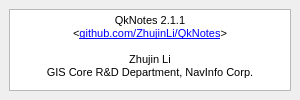
ZhujinLi/SomeNotes, file about.ui: the form before one commit.
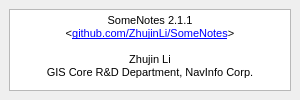
The form after the commit.

Commit message: Rename to "SomeNotes"

```diff
--- a/about.ui
+++ b/about.ui
@@ -32,12 +32,12 @@
       <string>&lt;!DOCTYPE HTML PUBLIC &quot;-//W3C//DTD HTML 4.0//EN&quot; &quot;http://www.w3.org/TR/REC-html40/strict.dtd&quot;&gt;
 &lt;html&gt;&lt;head&gt;&lt;meta name=&quot;qrichtext&quot; content=&quot;1&quot; /&gt;&lt;style type=&quot;text/css&quot;&gt;
 p, li { white-space: pre-wrap; }
-&lt;/style&gt;&lt;/head&gt;&lt;body style=&quot; font-family:'MS Shell Dlg 2'; font-size:8.25pt; font-weight:400; font-style:normal;&quot;&gt;
-&lt;p align=&quot;center&quot; style=&quot; margin-top:0px; margin-bottom:0px; margin-left:0px; margin-right:0px; -qt-block-indent:0; text-indent:0px;&quot;&gt;QkNotes 2.1.1&lt;/p&gt;
-&lt;p align=&quot;center&quot; style=&quot; margin-top:0px; margin-bottom:0px; margin-left:0px; margin-right:0px; -qt-block-indent:0; text-indent:0px;&quot;&gt;&amp;lt;&lt;a href=&quot;https://www.github.com/ZhujinLi/QkNotes&quot;&gt;&lt;span style=&quot; font-size:8pt; text-decoration: underline; color:#0000ff;&quot;&gt;github.com/ZhujinLi/QkNotes&lt;/span&gt;&lt;/a&gt;&amp;gt;&lt;/p&gt;
-&lt;p align=&quot;center&quot; style=&quot;-qt-paragraph-type:empty; margin-top:0px; margin-bottom:0px; margin-left:0px; margin-right:0px; -qt-block-indent:0; text-indent:0px;&quot;&gt;&lt;br /&gt;&lt;/p&gt;
-&lt;p align=&quot;center&quot; style=&quot; margin-top:0px; margin-bottom:0px; margin-left:0px; margin-right:0px; -qt-block-indent:0; text-indent:0px;&quot;&gt;Zhujin Li&lt;/p&gt;
-&lt;p align=&quot;center&quot; style=&quot; margin-top:0px; margin-bottom:0px; margin-left:0px; margin-right:0px; -qt-block-indent:0; text-indent:0px;&quot;&gt;GIS Core R&amp;amp;D Department, NavInfo Corp.&lt;/p&gt;&lt;/body&gt;&lt;/html&gt;</string>
+&lt;/style&gt;&lt;/head&gt;&lt;body style=&quot; font-family:'.AppleSystemUIFont'; font-size:13pt; font-weight:400; font-style:normal;&quot;&gt;
+&lt;p align=&quot;center&quot; style=&quot; margin-top:0px; margin-bottom:0px; margin-left:0px; margin-right:0px; -qt-block-indent:0; text-indent:0px;&quot;&gt;&lt;span style=&quot; font-family:'MS Shell Dlg 2'; font-size:8.25pt;&quot;&gt;SomeNotes 2.1.1&lt;/span&gt;&lt;/p&gt;
+&lt;p align=&quot;center&quot; style=&quot; margin-top:0px; margin-bottom:0px; margin-left:0px; margin-right:0px; -qt-block-indent:0; text-indent:0px;&quot;&gt;&lt;span style=&quot; font-family:'MS Shell Dlg 2'; font-size:8.25pt;&quot;&gt;&amp;lt;&lt;/span&gt;&lt;a href=&quot;https://www.github.com/ZhujinLi/SomeNotes&quot;&gt;&lt;span style=&quot; font-family:'MS Shell Dlg 2'; font-size:8pt; text-decoration: underline; color:#0000ff;&quot;&gt;github.com/ZhujinLi/SomeNotes&lt;/span&gt;&lt;/a&gt;&lt;span style=&quot; font-family:'MS Shell Dlg 2'; font-size:8.25pt;&quot;&gt;&amp;gt;&lt;/span&gt;&lt;/p&gt;
+&lt;p align=&quot;center&quot; style=&quot;-qt-paragraph-type:empty; margin-top:0px; margin-bottom:0px; margin-left:0px; margin-right:0px; -qt-block-indent:0; text-indent:0px; font-family:'MS Shell Dlg 2'; font-size:8.25pt;&quot;&gt;&lt;br /&gt;&lt;/p&gt;
+&lt;p align=&quot;center&quot; style=&quot; margin-top:0px; margin-bottom:0px; margin-left:0px; margin-right:0px; -qt-block-indent:0; text-indent:0px;&quot;&gt;&lt;span style=&quot; font-family:'MS Shell Dlg 2'; font-size:8.25pt;&quot;&gt;Zhujin Li&lt;/span&gt;&lt;/p&gt;
+&lt;p align=&quot;center&quot; style=&quot; margin-top:0px; margin-bottom:0px; margin-left:0px; margin-right:0px; -qt-block-indent:0; text-indent:0px;&quot;&gt;&lt;span style=&quot; font-family:'MS Shell Dlg 2'; font-size:8.25pt;&quot;&gt;GIS Core R&amp;amp;D Department, NavInfo Corp.&lt;/span&gt;&lt;/p&gt;&lt;/body&gt;&lt;/html&gt;</string>
      </property>
      <property name="openExternalLinks">
       <bool>true</bool>
```
The commit also changes 13 other files.
